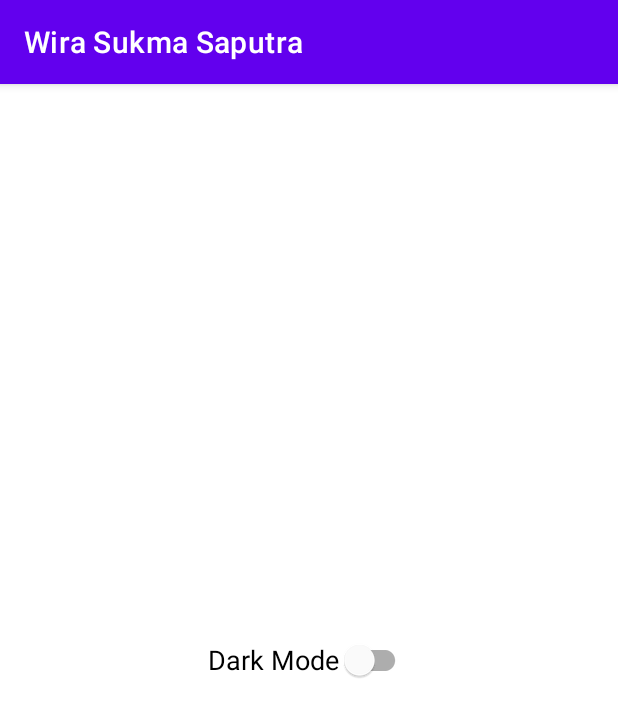
After one commit to Wira07/NavigationDrawer2, an Android app: the fragment SettingFragment shown on its own in the app's theme, on a phone screen of 412 x 824 dp. The commit adds this screen. Shown: the top 717 px of the screen. Run offline under Robolectric (Android 15) with nearby library versions, the phone set to English and light mode, and no system bars.

Commit message:
update menambahkan tema dark

```diff
--- a/app/src/main/java/com/example/navigationdrawer/ui/home/HomeFragment.kt
+++ b/app/src/main/java/com/example/navigationdrawer/ui/home/HomeFragment.kt
@@ -12,9 +12,6 @@ import com.example.navigationdrawer.databinding.FragmentHomeBinding
 class HomeFragment : Fragment() {
 
     private var _binding: FragmentHomeBinding? = null
-
-    // This property is only valid between onCreateView and
-    // onDestroyView.
     private val binding get() = _binding!!
 
     override fun onCreateView(
--- /dev/null
+++ b/app/src/main/java/com/example/navigationdrawer/ui/settings/SettingFragment.kt
@@ -0,0 +1,56 @@
+package com.example.navigationdrawer.ui.settings
+
+import android.os.Bundle
+import android.view.LayoutInflater
+import android.view.View
+import android.view.ViewGroup
+import android.widget.CompoundButton
+import androidx.fragment.app.Fragment
+import androidx.appcompat.app.AppCompatDelegate
+import androidx.lifecycle.ViewModelProvider
+import com.example.navigationdrawer.databinding.FragmentSettingsBinding
+class SettingFragment : Fragment() {
+
+    private var _binding: FragmentSettingsBinding? = null
+    private val binding get() = _binding!!
+    override fun onCreateView(
+        inflater: LayoutInflater, container: ViewGroup?,
+        savedInstanceState: Bundle?
+    ): View {
+        _binding = FragmentSettingsBinding.inflate(inflater, container, false)
+        return binding.root
+    }
+    override fun onViewCreated(view: View, savedInstanceState: Bundle?) {
+        super.onViewCreated(view, savedInstanceState)
+        val switchTheme = binding.switchTheme
+        val pref = SettingPreferences.getInstance(requireActivity().application.dataStore)
+        val settingViewModel = ViewModelProvider(this, SettingViewModelFactory(pref)).get(
+            SettingViewModel::class.java
+        )
+        settingViewModel.getThemeSettings().observe(this) { isDarkModeActive: Boolean ->
+            if (isDarkModeActive) {
+                AppCompatDelegate.setDefaultNightMode(AppCompatDelegate.MODE_NIGHT_YES)
+                switchTheme.isChecked = true
+            } else {
+                AppCompatDelegate.setDefaultNightMode(AppCompatDelegate.MODE_NIGHT_NO)
+                switchTheme.isChecked = false
+            }
+        }
+        switchTheme.setOnCheckedChangeListener { _: CompoundButton?, isChecked: Boolean ->
+            settingViewModel.saveThemeSetting(isChecked)
+        }
+//        switchTheme.setOnCheckedChangeListener { _, isChecked ->
+//            if (isChecked) {
+//                AppCompatDelegate.setDefaultNightMode(AppCompatDelegate.MODE_NIGHT_YES)
+//                switchTheme.isChecked = true
+//            } else {
+//                AppCompatDelegate.setDefaultNightMode(AppCompatDelegate.MODE_NIGHT_NO)
+//                switchTheme.isChecked = false
+//            }
+//        }
+    }
+    override fun onDestroyView() {
+        super.onDestroyView()
+        _binding = null
+    }
+}
--- /dev/null
+++ b/app/src/main/java/com/example/navigationdrawer/ui/settings/SettingPreferences.kt
@@ -0,0 +1,37 @@
+package com.example.navigationdrawer.ui.settings
+
+import android.content.Context
+import androidx.datastore.core.DataStore
+import androidx.datastore.preferences.core.Preferences
+import androidx.datastore.preferences.core.booleanPreferencesKey
+import androidx.datastore.preferences.core.edit
+import androidx.datastore.preferences.preferencesDataStore
+import kotlinx.coroutines.flow.Flow
+import kotlinx.coroutines.flow.map
+
+val Context.dataStore: DataStore<Preferences> by preferencesDataStore(name = "settings")
+class SettingPreferences private constructor(private val dataStore: DataStore<Preferences>) {
+
+    private val THEME_KEY = booleanPreferencesKey("theme_setting")
+    fun getThemeSetting(): Flow<Boolean> {
+        return dataStore.data.map { preferences ->
+            preferences[THEME_KEY] ?: false
+        }
+    }
+    suspend fun saveThemeSetting(isDarkModeActive: Boolean) {
+        dataStore.edit { preferences ->
+            preferences[THEME_KEY] = isDarkModeActive
+        }
+    }
+    companion object {
+            @Volatile
+            private var INSTANCE: SettingPreferences? = null
+            fun getInstance(dataStore: DataStore<Preferences>): SettingPreferences {
+                return INSTANCE ?: synchronized(this) {
+                    val instance = SettingPreferences(dataStore)
+                    INSTANCE = instance
+                    instance
+                }
+            }
+        }
+}
--- /dev/null
+++ b/app/src/main/java/com/example/navigationdrawer/ui/settings/SettingViewModel.kt
@@ -0,0 +1,18 @@
+package com.example.navigationdrawer.ui.settings
+
+import androidx.lifecycle.LiveData
+import androidx.lifecycle.ViewModel
+import androidx.lifecycle.asLiveData
+import androidx.lifecycle.viewModelScope
+import kotlinx.coroutines.launch
+
+class SettingViewModel(private val pref: SettingPreferences) : ViewModel() {
+    fun getThemeSettings(): LiveData<Boolean> {
+        return pref.getThemeSetting().asLiveData()
+    }
+    fun saveThemeSetting(isDarkModeActive: Boolean) {
+        viewModelScope.launch {
+            pref.saveThemeSetting(isDarkModeActive)
+        }
+    }
+}
--- /dev/null
+++ b/app/src/main/java/com/example/navigationdrawer/ui/settings/SettingViewModelFactory.kt
@@ -0,0 +1,14 @@
+package com.example.navigationdrawer.ui.settings
+
+import androidx.lifecycle.ViewModel
+import androidx.lifecycle.ViewModelProvider
+
+class SettingViewModelFactory(private val pref: SettingPreferences) : ViewModelProvider.NewInstanceFactory() {
+    @Suppress("UNCHECKED_CAST")
+    override fun <T : ViewModel> create(modelClass: Class<T>): T {
+        if (modelClass.isAssignableFrom(SettingViewModel::class.java)) {
+            return SettingViewModel(pref) as T
+        }
+        throw IllegalArgumentException("Unknown ViewModel class: " + modelClass.name)
+    }
+}
--- a/app/src/main/res/layout/activity_main.xml
+++ b/app/src/main/res/layout/activity_main.xml
@@ -23,4 +23,7 @@
         app:headerLayout="@layout/nav_header_main"
         app:menu="@menu/activity_main_drawer" />
 
+
+
+
 </androidx.drawerlayout.widget.DrawerLayout>
--- a/app/src/main/res/layout/fragment_settings.xml
+++ b/app/src/main/res/layout/fragment_settings.xml
@@ -4,17 +4,15 @@
     android:layout_width="match_parent"
     android:layout_height="match_parent"
     xmlns:app="http://schemas.android.com/apk/res-auto"
-    tools:context=".SettingsFragment">
+    tools:context=".ui.settings.SettingFragment">
 
-    <TextView
-        android:id="@+id/text_settings"
+
+    <com.google.android.material.switchmaterial.SwitchMaterial
+        android:id="@+id/switch_theme"
         android:layout_width="wrap_content"
         android:layout_height="wrap_content"
-        android:layout_marginStart="8dp"
-        android:layout_marginTop="8dp"
-        android:layout_marginEnd="8dp"
-        android:text="This is Settings fragment"
-        android:textSize="20sp"
+        android:text="@string/dark_mode"
+        android:textSize="18sp"
         app:layout_constraintBottom_toBottomOf="parent"
         app:layout_constraintEnd_toEndOf="parent"
         app:layout_constraintStart_toStartOf="parent"
--- a/app/src/main/res/menu/activity_main_drawer.xml
+++ b/app/src/main/res/menu/activity_main_drawer.xml
@@ -6,7 +6,7 @@
     <group android:checkableBehavior="single">
         <item
             android:id="@+id/nav_home"
-            android:icon="@drawable/ic_home"
+            android:icon="@drawable/ic_home2"
             android:title="@string/menu_home" />
         <item
             android:id="@+id/nav_gallery"
--- a/app/src/main/res/navigation/mobile_navigation.xml
+++ b/app/src/main/res/navigation/mobile_navigation.xml
@@ -33,7 +33,7 @@
         tools:layout="@layout/fragment_about" />
     <fragment
         android:id="@+id/nav_settings"
-        android:name="com.example.navigationdrawer.SettingsFragment"
+        android:name="com.example.navigationdrawer.ui.settings.SettingFragment"
         android:label="@string/menu_settings"
         tools:layout="@layout/fragment_settings" />
     <activity
--- a/app/src/main/res/values/strings.xml
+++ b/app/src/main/res/values/strings.xml
@@ -9,6 +9,7 @@
     <string name="nav_header_desc">Navigation header</string>
     <string name="action_settings">Settings</string>
     <string name="email">Wiralodraputra07@gmail.com</string>
+    <string name="dark_mode">Dark Mode</string>
 
     <string name="menu_home">Home</string>
     <string name="menu_gallery">Gallery</string>
@@ -34,4 +35,8 @@
     <string name="about">About</string>
     <!-- TODO: Remove or change this placeholder text -->
     <string name="hello_blank_fragment">Hello blank fragment</string>
+
+    <string name="title_home">Home</string>
+    <string name="title_dashboard">Dashboard</string>
+    <string name="title_notifications">Notifications</string>
 </resources>
```
Also changed, not shown: app/build.gradle.kts (+8 -1 lines), app/src/main/java/com/example/navigationdrawer/SettingsFragment.kt (deleted, +0 -59 lines), app/src/main/res/drawable/ic_dashboard.xml (added, +9 -0 lines), app/src/main/res/drawable/ic_home.xml (added, +9 -0 lines), app/src/main/res/drawable/ic_notifications.xml (added, +9 -0 lines), app/src/main/res/menu/bottom_nav_menu.xml (added, +19 -0 lines), app/src/main/res/drawable/ic_home2.png (renamed from app/src/main/res/drawable/ic_home.png).
